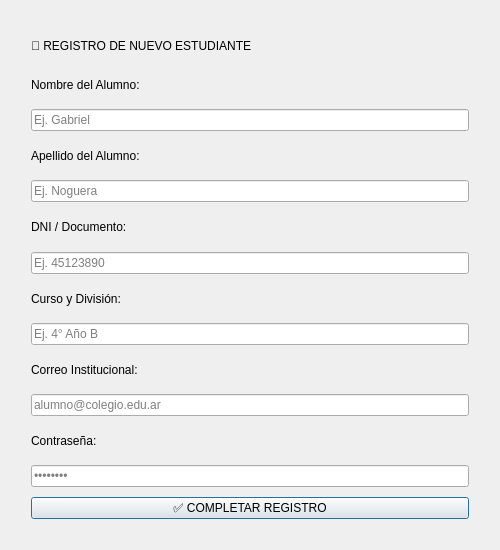
First picture: the form in app/registerdialog.ui, repository gabrielnogueramelendez-cpu/Qt-creator-Berea, before the edit.
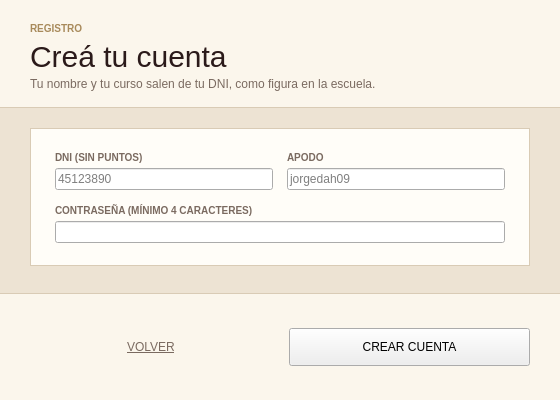
Second picture: the form after the edit.

Diff of the .ui file:
```diff
--- a/app/registerdialog.ui
+++ b/app/registerdialog.ui
@@ -6,130 +6,276 @@
    <rect>
     <x>0</x>
     <y>0</y>
-    <width>500</width>
-    <height>550</height>
+    <width>560</width>
+    <height>400</height>
    </rect>
   </property>
   <property name="windowTitle">
    <string>Registro de Alumno - El Buffet de Alejandro</string>
   </property>
-  <layout class="QVBoxLayout" name="verticalLayout">
+  <layout class="QVBoxLayout" name="layoutVentana">
+   <property name="spacing">
+    <number>0</number>
+   </property>
+   <property name="leftMargin">
+    <number>0</number>
+   </property>
+   <property name="topMargin">
+    <number>0</number>
+   </property>
+   <property name="rightMargin">
+    <number>0</number>
+   </property>
+   <property name="bottomMargin">
+    <number>0</number>
+   </property>
    <item>
-    <widget class="QFrame" name="cardRegister">
-     <layout class="QVBoxLayout" name="layoutRegForm">
+    <widget class="QFrame" name="headerFrame">
+     <property name="styleSheet">
+      <string>#headerFrame { background-color: #FBF6EC; border-bottom: 1px solid #D9CBB5; }</string>
+     </property>
+     <layout class="QVBoxLayout" name="layoutHeader">
+      <property name="spacing">
+       <number>2</number>
+      </property>
+      <property name="leftMargin">
+       <number>30</number>
+      </property>
+      <property name="topMargin">
+       <number>20</number>
+      </property>
+      <property name="rightMargin">
+       <number>30</number>
+      </property>
+      <property name="bottomMargin">
+       <number>16</number>
+      </property>
+      <item>
+       <widget class="QLabel" name="lblEtiqueta">
+        <property name="text">
+         <string>REGISTRO</string>
+        </property>
+        <property name="styleSheet">
+         <string>font-size: 10px; font-weight: bold; color: #A88A5B;</string>
+        </property>
+       </widget>
+      </item>
+      <item>
+       <widget class="QLabel" name="lblTituloVentana">
+        <property name="text">
+         <string>Creá tu cuenta</string>
+        </property>
+        <property name="styleSheet">
+         <string>font-family: 'Sitka Banner', 'Palatino Linotype', Georgia; font-size: 30px; color: #2B1A1A;</string>
+        </property>
+       </widget>
+      </item>
+      <item>
+       <widget class="QLabel" name="lblSubtituloVentana">
+        <property name="text">
+         <string>Tu nombre y tu curso salen de tu DNI, como figura en la escuela.</string>
+        </property>
+        <property name="styleSheet">
+         <string>font-size: 12px; color: #7A6A60;</string>
+        </property>
+        <property name="wordWrap">
+         <bool>true</bool>
+        </property>
+       </widget>
+      </item>
+     </layout>
+    </widget>
+   </item>
+   <item>
+    <widget class="QFrame" name="bodyFrame">
+     <property name="styleSheet">
+      <string>#bodyFrame { background-color: #EDE3D3; }</string>
+     </property>
+     <layout class="QVBoxLayout" name="layoutBody">
+      <property name="leftMargin">
+       <number>30</number>
+      </property>
+      <property name="topMargin">
+       <number>20</number>
+      </property>
+      <property name="rightMargin">
+       <number>30</number>
+      </property>
+      <property name="bottomMargin">
+       <number>20</number>
+      </property>
+      <item>
+       <widget class="QFrame" name="cardRegister">
+        <property name="styleSheet">
+         <string>#cardRegister { background-color: #FFFDF8; border: 1px solid #D9CBB5; }</string>
+        </property>
+        <layout class="QVBoxLayout" name="layoutRegForm">
+         <property name="spacing">
+          <number>14</number>
+         </property>
+         <property name="leftMargin">
+          <number>24</number>
+         </property>
+         <property name="topMargin">
+          <number>22</number>
+         </property>
+         <property name="rightMargin">
+          <number>24</number>
+         </property>
+         <property name="bottomMargin">
+          <number>22</number>
+         </property>
+         <item>
+          <layout class="QHBoxLayout" name="filaDni">
+           <property name="spacing">
+            <number>14</number>
+           </property>
+           <item>
+            <layout class="QVBoxLayout" name="layout_lblRegDni">
+             <property name="spacing">
+              <number>4</number>
+             </property>
+             <item>
+              <widget class="QLabel" name="lblRegDni">
+               <property name="text">
+                <string>DNI (SIN PUNTOS)</string>
+               </property>
+               <property name="styleSheet">
+                <string>font-size: 10px; font-weight: bold; color: #7A6A60;</string>
+               </property>
+              </widget>
+             </item>
+             <item>
+              <widget class="QLineEdit" name="txtRegDni">
+               <property name="placeholderText">
+                <string>45123890</string>
+               </property>
+              </widget>
+             </item>
+            </layout>
+           </item>
+           <item>
+            <layout class="QVBoxLayout" name="layout_lblRegApodo">
+             <property name="spacing">
+              <number>4</number>
+             </property>
+             <item>
+              <widget class="QLabel" name="lblRegApodo">
+               <property name="text">
+                <string>APODO</string>
+               </property>
+               <property name="styleSheet">
+                <string>font-size: 10px; font-weight: bold; color: #7A6A60;</string>
+               </property>
+              </widget>
+             </item>
+             <item>
+              <widget class="QLineEdit" name="txtRegApodo">
+               <property name="placeholderText">
+                <string>jorgedah09</string>
+               </property>
+              </widget>
+             </item>
+            </layout>
+           </item>
+          </layout>
+         </item>
+         <item>
+          <layout class="QVBoxLayout" name="layout_lblRegPass">
+           <property name="spacing">
+            <number>4</number>
+           </property>
+           <item>
+            <widget class="QLabel" name="lblRegPass">
+             <property name="text">
+              <string>CONTRASEÑA (MÍNIMO 4 CARACTERES)</string>
+             </property>
+             <property name="styleSheet">
+              <string>font-size: 10px; font-weight: bold; color: #7A6A60;</string>
+             </property>
+            </widget>
+           </item>
+           <item>
+            <widget class="QLineEdit" name="txtRegPass">
+             <property name="placeholderText">
+              <string />
+             </property>
+             <property name="echoMode">
+              <enum>QLineEdit::Password</enum>
+             </property>
+            </widget>
+           </item>
+          </layout>
+         </item>
+        </layout>
+       </widget>
+      </item>
+      <item>
+       <spacer name="espacioBody">
+        <property name="orientation">
+         <enum>Qt::Vertical</enum>
+        </property>
+       </spacer>
+      </item>
+     </layout>
+    </widget>
+   </item>
+   <item>
+    <widget class="QFrame" name="footerFrame">
+     <property name="styleSheet">
+      <string>#footerFrame { background-color: #FBF6EC; border-top: 1px solid #D9CBB5; }</string>
+     </property>
+     <layout class="QHBoxLayout" name="layoutFooter">
       <property name="spacing">
        <number>10</number>
       </property>
       <property name="leftMargin">
-       <number>20</number>
+       <number>30</number>
       </property>
       <property name="topMargin">
-       <number>20</number>
+       <number>14</number>
       </property>
       <property name="rightMargin">
-       <number>20</number>
+       <number>30</number>
       </property>
       <property name="bottomMargin">
-       <number>20</number>
+       <number>14</number>
       </property>
       <item>
-       <widget class="QLabel" name="lblRegTitle">
-        <property name="text">
-         <string>📝 REGISTRO DE NUEVO ESTUDIANTE</string>
+       <widget class="QPushButton" name="btnCancelarRegistro">
+        <property name="minimumSize">
+         <size>
+          <width>0</width>
+          <height>38</height>
+         </size>
         </property>
-       </widget>
-      </item>
-      <item>
-       <widget class="QLabel" name="lblRegNombre">
         <property name="text">
-         <string>Nombre del Alumno:</string>
+         <string>VOLVER</string>
         </property>
-       </widget>
-      </item>
-      <item>
-       <widget class="QLineEdit" name="txtRegNombre">
-        <property name="placeholderText">
-         <string>Ej. Gabriel</string>
+        <property name="styleSheet">
+         <string>QPushButton { background-color: transparent; color: #7A6A60; border: none; text-decoration: underline; }
+QPushButton:hover { color: #6B1B2A; }
+QPushButton:disabled { color: #B5A898; background-color: transparent; }</string>
         </property>
        </widget>
       </item>
       <item>
-       <widget class="QLabel" name="lblRegApellido">
-        <property name="text">
-         <string>Apellido del Alumno:</string>
+       <spacer name="espacioFooter">
+        <property name="orientation">
+         <enum>Qt::Horizontal</enum>
         </property>
-       </widget>
-      </item>
-      <item>
-       <widget class="QLineEdit" name="txtRegApellido">
-        <property name="placeholderText">
-         <string>Ej. Noguera</string>
-        </property>
-       </widget>
-      </item>
-      <item>
-       <widget class="QLabel" name="lblRegDni">
-        <property name="text">
-         <string>DNI / Documento:</string>
-        </property>
-       </widget>
-      </item>
-      <item>
-       <widget class="QLineEdit" name="txtRegDni">
-        <property name="placeholderText">
-         <string>Ej. 45123890</string>
-        </property>
-       </widget>
-      </item>
-      <item>
-       <widget class="QLabel" name="lblRegCurso">
-        <property name="text">
-         <string>Curso y División:</string>
-        </property>
-       </widget>
-      </item>
-      <item>
-       <widget class="QLineEdit" name="txtRegCurso">
-        <property name="placeholderText">
-         <string>Ej. 4° Año B</string>
-        </property>
-       </widget>
-      </item>
-      <item>
-       <widget class="QLabel" name="lblRegEmail">
-        <property name="text">
-         <string>Correo Institucional:</string>
-        </property>
-       </widget>
-      </item>
-      <item>
-       <widget class="QLineEdit" name="txtRegEmail">
-        <property name="placeholderText">
-         <string>alumno@colegio.edu.ar</string>
-        </property>
-       </widget>
-      </item>
-      <item>
-       <widget class="QLabel" name="lblRegPass">
-        <property name="text">
-         <string>Contraseña:</string>
-        </property>
-       </widget>
-      </item>
-      <item>
-       <widget class="QLineEdit" name="txtRegPass">
-        <property name="echoMode">
-         <enum>QLineEdit::Password</enum>
-        </property>
-        <property name="placeholderText">
-         <string>••••••••</string>
-        </property>
-       </widget>
+       </spacer>
       </item>
       <item>
        <widget class="QPushButton" name="btnRegisterConfirm">
+        <property name="minimumSize">
+         <size>
+          <width>0</width>
+          <height>38</height>
+         </size>
+        </property>
         <property name="text">
-         <string>✅ COMPLETAR REGISTRO</string>
+         <string>CREAR CUENTA</string>
         </property>
        </widget>
       </item>
```
Left out of the diff: 8 changed lines with no effect on the pictures.
